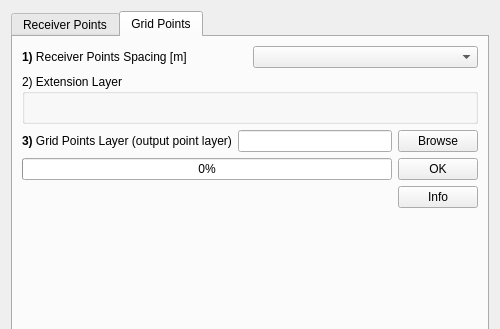
Above: tools/ui_CreateReceiverPoints.ui from pierluigiderosa/openoise before the change; both pictures show x 0 to 500 and y 0 to 329 of the 500 by 486 pixel window. Below: the same form after it.
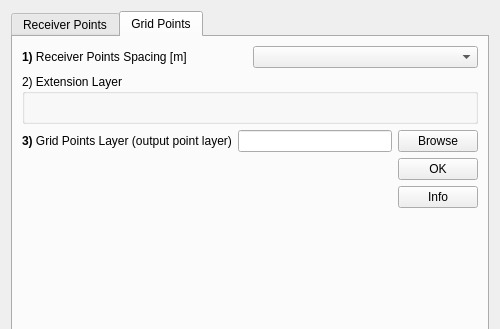
That is the form after the change. The open tabs and pages were chosen to show the change. Custom widgets are drawn as their Qt base class.

Commit message: - removed progressbar in createGrid - removed un-necessary icons

The edit to the form file:
```diff
--- a/tools/ui_CreateReceiverPoints.ui
+++ b/tools/ui_CreateReceiverPoints.ui
@@ -390,11 +390,17 @@
          <item>
           <layout class="QHBoxLayout" name="horizontalLayout_2">
            <item>
-            <widget class="QProgressBar" name="progressBarGridReceiver">
-             <property name="value">
-              <number>0</number>
+            <spacer name="horizontalSpacer_3">
+             <property name="orientation">
+              <enum>Qt::Horizontal</enum>
              </property>
-            </widget>
+             <property name="sizeHint" stdset="0">
+              <size>
+               <width>40</width>
+               <height>20</height>
+              </size>
+             </property>
+            </spacer>
            </item>
            <item>
             <widget class="QPushButton" name="runGrid_pushButton">
```
The commit also changes 9 other files.
